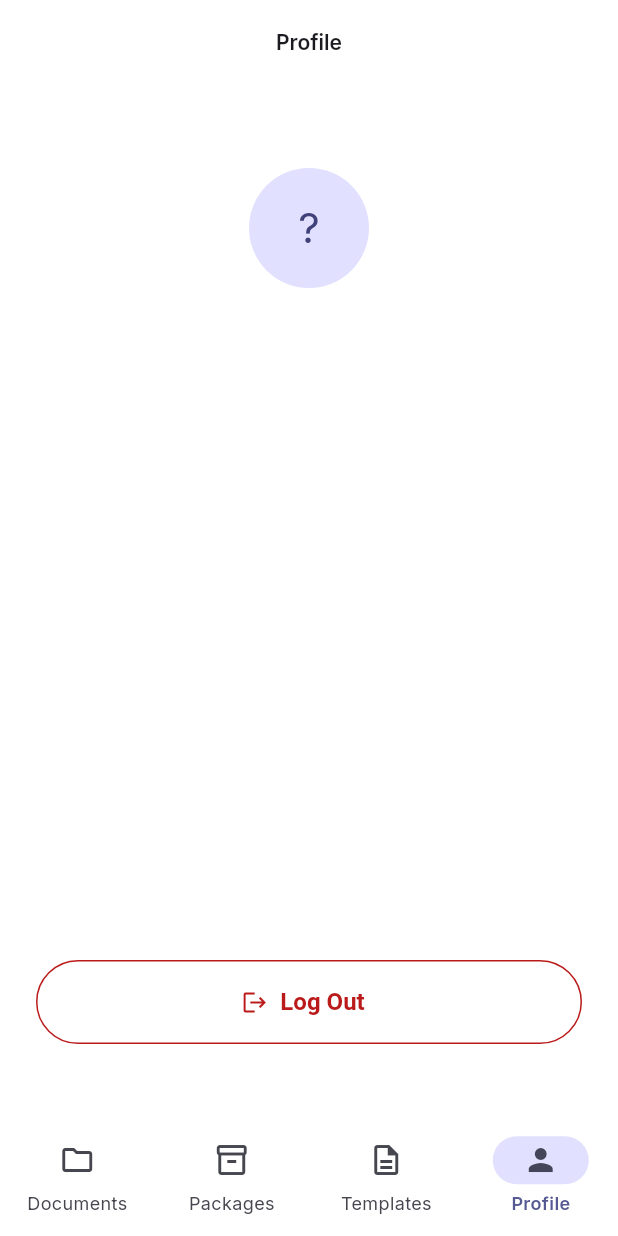
After one commit to patricklouisw/docvault, a Flutter app: the ProfileScreen screen opened by its route, on a phone screen of 412 x 824 dp. The commit adds this screen. Run offline on Flutter 3.47's test engine with Material 3 defaults, Android fonts, the phone set to English and light mode, and no system bars; our stand-ins replace cloud_firestore, firebase_auth, firebase_core, flutter_riverpod, go_router, google_fonts and 5 more; accounts and stored records are empty; network calls fail.

Commit message:
Implement Profile tab and enhance authentication logging in DocVault app
Added a new Profile tab to the home navigation, allowing users to view their information and log out. Updated authentication methods to include detailed logging for sign-in and sign-up processes, improving error handling and user feedback. Adjusted relevant files to support these changes, enhancing overall user experience and app functionality.

```diff
--- a/lib/app/router.dart
+++ b/lib/app/router.dart
@@ -18,6 +18,7 @@ import 'package:docvault/features/home/presentation/home_shell_screen.dart';
 import 'package:docvault/features/home/presentation/documents_placeholder_screen.dart';
 import 'package:docvault/features/home/presentation/packages_placeholder_screen.dart';
 import 'package:docvault/features/home/presentation/templates_placeholder_screen.dart';
+import 'package:docvault/features/home/presentation/profile_screen.dart';
 
 class AppRoutes {
   AppRoutes._();
@@ -38,6 +39,7 @@ class AppRoutes {
   static const documents = '/home/documents';
   static const packages = '/home/packages';
   static const templates = '/home/templates';
+  static const profile = '/home/profile';
 }
 
 /// Routes that don't require authentication.
@@ -162,6 +164,13 @@ final appRouterProvider = Provider<GoRouter>((ref) {
               child: TemplatesPlaceholderScreen(),
             ),
           ),
+          GoRoute(
+            path: AppRoutes.profile,
+            pageBuilder: (context, state) =>
+                const NoTransitionPage(
+              child: ProfileScreen(),
+            ),
+          ),
         ],
       ),
       GoRoute(
--- a/lib/core/constants/app_strings.dart
+++ b/lib/core/constants/app_strings.dart
@@ -131,7 +131,9 @@ class AppStrings {
   static const documents = 'Documents';
   static const packages = 'Packages';
   static const templates = 'Templates';
+  static const profile = 'Profile';
   static const comingSoon = 'Coming Soon';
+  static const logOut = 'Log Out';
 
   // Validation
   static const fieldRequired = 'This field is required';
--- a/lib/features/auth/data/auth_repository.dart
+++ b/lib/features/auth/data/auth_repository.dart
@@ -19,13 +19,19 @@ class AuthRepository {
     required String email,
     required String password,
   }) async {
+    log('signInWithEmail: starting with email=$email',
+        name: 'AuthRepository');
     try {
-      return await _auth.signInWithEmailAndPassword(
+      final result = await _auth.signInWithEmailAndPassword(
         email: email,
         password: password,
       );
+      log('signInWithEmail: success, uid=${result.user?.uid}',
+          name: 'AuthRepository');
+      return result;
     } on FirebaseAuthException catch (e) {
-      log('signInWithEmail failed: ${e.code}', name: 'AuthRepository');
+      log('signInWithEmail failed: ${e.code} — ${e.message}',
+          name: 'AuthRepository');
       rethrow;
     }
   }
@@ -34,57 +40,111 @@ class AuthRepository {
     required String email,
     required String password,
   }) async {
+    log('signUpWithEmail: starting with email=$email',
+        name: 'AuthRepository');
     try {
-      return await _auth.createUserWithEmailAndPassword(
+      final result = await _auth.createUserWithEmailAndPassword(
         email: email,
         password: password,
       );
+      log('signUpWithEmail: success, uid=${result.user?.uid}',
+          name: 'AuthRepository');
+      return result;
     } on FirebaseAuthException catch (e) {
-      log('signUpWithEmail failed: ${e.code}', name: 'AuthRepository');
+      log('signUpWithEmail failed: ${e.code} — ${e.message}',
+          name: 'AuthRepository');
       rethrow;
     }
   }
 
   Future<UserCredential> signInWithGoogle() async {
+    log('signInWithGoogle: starting Google sign-in flow',
+        name: 'AuthRepository');
+    try {
       final googleUser = await _googleSignIn.signIn();
       if (googleUser == null) {
+        log('signInWithGoogle: user cancelled',
+            name: 'AuthRepository');
         throw FirebaseAuthException(
           code: 'sign-in-cancelled',
           message: 'Google sign-in was cancelled.',
         );
       }
 
+      log('signInWithGoogle: got googleUser=${googleUser.email}',
+          name: 'AuthRepository');
+
       final googleAuth = await googleUser.authentication;
+      log('signInWithGoogle: got tokens, '
+          'accessToken=${googleAuth.accessToken != null}, '
+          'idToken=${googleAuth.idToken != null}',
+          name: 'AuthRepository');
+
       final credential = GoogleAuthProvider.credential(
         accessToken: googleAuth.accessToken,
         idToken: googleAuth.idToken,
       );
 
-    return _auth.signInWithCredential(credential);
+      final result = await _auth.signInWithCredential(credential);
+      log('signInWithGoogle: success, uid=${result.user?.uid}',
+          name: 'AuthRepository');
+      return result;
+    } on FirebaseAuthException {
+      rethrow;
+    } catch (e, stackTrace) {
+      log('signInWithGoogle: unexpected error: $e',
+          name: 'AuthRepository',
+          error: e,
+          stackTrace: stackTrace);
+      rethrow;
+    }
   }
 
   Future<UserCredential> signInWithApple() async {
+    log('signInWithApple: starting Apple sign-in flow',
+        name: 'AuthRepository');
+    try {
       final appleProvider = AppleAuthProvider()
         ..addScope('email')
         ..addScope('name');
 
-    return _auth.signInWithProvider(appleProvider);
+      final result = await _auth.signInWithProvider(appleProvider);
+      log('signInWithApple: success, uid=${result.user?.uid}',
+          name: 'AuthRepository');
+      return result;
+    } on FirebaseAuthException catch (e) {
+      log('signInWithApple failed: ${e.code} — ${e.message}',
+          name: 'AuthRepository');
+      rethrow;
+    } catch (e, stackTrace) {
+      log('signInWithApple: unexpected error: $e',
+          name: 'AuthRepository',
+          error: e,
+          stackTrace: stackTrace);
+      rethrow;
+    }
   }
 
   Future<void> sendPasswordResetEmail(String email) async {
+    log('sendPasswordResetEmail: email=$email',
+        name: 'AuthRepository');
     try {
       await _auth.sendPasswordResetEmail(email: email);
+      log('sendPasswordResetEmail: success',
+          name: 'AuthRepository');
     } on FirebaseAuthException catch (e) {
-      log('sendPasswordResetEmail failed: ${e.code}',
+      log('sendPasswordResetEmail failed: ${e.code} — ${e.message}',
           name: 'AuthRepository');
       rethrow;
     }
   }
 
   Future<void> signOut() async {
+    log('signOut: starting', name: 'AuthRepository');
     await Future.wait([
       _auth.signOut(),
       _googleSignIn.signOut(),
     ]);
+    log('signOut: complete', name: 'AuthRepository');
   }
 }
--- a/lib/features/home/presentation/home_shell_screen.dart
+++ b/lib/features/home/presentation/home_shell_screen.dart
@@ -13,6 +13,7 @@ class HomeShellScreen extends StatelessWidget {
     AppRoutes.documents,
     AppRoutes.packages,
     AppRoutes.templates,
+    AppRoutes.profile,
   ];
 
   int _currentIndex(BuildContext context) {
@@ -51,6 +52,11 @@ class HomeShellScreen extends StatelessWidget {
             selectedIcon: Icon(Icons.description),
             label: AppStrings.templates,
           ),
+          NavigationDestination(
+            icon: Icon(Icons.person_outline),
+            selectedIcon: Icon(Icons.person),
+            label: AppStrings.profile,
+          ),
         ],
       ),
     );
--- /dev/null
+++ b/lib/features/home/presentation/profile_screen.dart
@@ -0,0 +1,121 @@
+import 'dart:developer';
+
+import 'package:flutter/material.dart';
+import 'package:flutter_riverpod/flutter_riverpod.dart';
+
+import 'package:docvault/core/constants/app_spacing.dart';
+import 'package:docvault/core/constants/app_strings.dart';
+import 'package:docvault/features/auth/domain/auth_provider.dart';
+
+class ProfileScreen extends ConsumerWidget {
+  const ProfileScreen({super.key});
+
+  @override
+  Widget build(BuildContext context, WidgetRef ref) {
+    final user = ref.watch(currentUserProvider);
+    final theme = Theme.of(context);
+
+    return Scaffold(
+      appBar: AppBar(
+        title: const Text(AppStrings.profile),
+        centerTitle: true,
+      ),
+      body: SafeArea(
+        child: Padding(
+          padding: const EdgeInsets.all(AppSpacing.lg),
+          child: Column(
+            children: [
+              const SizedBox(height: AppSpacing.xl),
+              CircleAvatar(
+                radius: 40,
+                backgroundColor:
+                    theme.colorScheme.primaryContainer,
+                child: Text(
+                  _initials(user?.displayName, user?.email),
+                  style: theme.textTheme.headlineMedium
+                      ?.copyWith(
+                    color:
+                        theme.colorScheme.onPrimaryContainer,
+                  ),
+                ),
+              ),
+              const SizedBox(height: AppSpacing.md),
+              if (user?.displayName != null &&
+                  user!.displayName!.isNotEmpty)
+                Text(
+                  user.displayName!,
+                  style: theme.textTheme.titleLarge?.copyWith(
+                    fontWeight: FontWeight.w600,
+                  ),
+                ),
+              if (user?.email != null)
+                Padding(
+                  padding: const EdgeInsets.only(
+                    top: AppSpacing.xs,
+                  ),
+                  child: Text(
+                    user!.email!,
+                    style:
+                        theme.textTheme.bodyMedium?.copyWith(
+                      color: theme.colorScheme.onSurfaceVariant,
+                    ),
+                  ),
+                ),
+              const Spacer(),
+              SizedBox(
+                width: double.infinity,
+                child: OutlinedButton.icon(
+                  onPressed: () => _onLogOut(ref),
+                  icon: Icon(
+                    Icons.logout,
+                    color: theme.colorScheme.error,
+                  ),
+                  label: Text(
+                    AppStrings.logOut,
+                    style: TextStyle(
+                      color: theme.colorScheme.error,
+                    ),
+                  ),
+                  style: OutlinedButton.styleFrom(
+                    side: BorderSide(
+                      color: theme.colorScheme.error,
+                    ),
+                  ),
+                ),
+              ),
+              const SizedBox(height: AppSpacing.lg),
+            ],
+          ),
+        ),
+      ),
+    );
+  }
+
+  String _initials(String? displayName, String? email) {
+    if (displayName != null && displayName.isNotEmpty) {
+      final parts = displayName.trim().split(' ');
+      if (parts.length >= 2) {
+        return '${parts.first[0]}${parts.last[0]}'
+            .toUpperCase();
+      }
+      return parts.first[0].toUpperCase();
+    }
+    if (email != null && email.isNotEmpty) {
+      return email[0].toUpperCase();
+    }
+    return '?';
+  }
+
+  Future<void> _onLogOut(WidgetRef ref) async {
+    try {
+      await ref.read(authRepositoryProvider).signOut();
+    } catch (e, stackTrace) {
+      log(
+        'ProfileScreen: sign-out failed: $e',
+        name: 'ProfileScreen',
+        error: e,
+        stackTrace: stackTrace,
+      );
+    }
+  }
+}
```
Also changed, not shown: lib/features/auth/presentation/login_or_signup_screen.dart (+10 -1 lines), lib/features/auth/presentation/sign_in_screen.dart (+15 -2 lines), lib/features/auth/presentation/sign_up_method_screen.dart (+10 -1 lines), lib/firebase_options.dart, 6 other files. Lines whose indentation alone changed are shown as unchanged.
